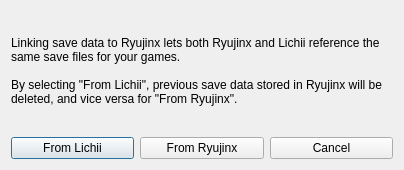
Old version of the form src/yuzu/ryujinx_dialog.ui in the repository Darkfiredoom/PhoenixEmu.
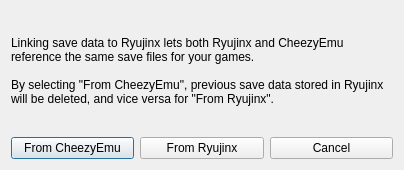
New version of the form.

Commit message: Rename the emulator to CheezyEmu, with its own icon

```diff
--- a/src/yuzu/ryujinx_dialog.ui
+++ b/src/yuzu/ryujinx_dialog.ui
@@ -23,9 +23,9 @@
       </sizepolicy>
      </property>
      <property name="text">
-      <string>Linking save data to Ryujinx lets both Ryujinx and Lichii reference the same save files for your games.
+      <string>Linking save data to Ryujinx lets both Ryujinx and CheezyEmu reference the same save files for your games.
 
-By selecting &quot;From Lichii&quot;, previous save data stored in Ryujinx will be deleted, and vice versa for &quot;From Ryujinx&quot;.</string>
+By selecting &quot;From CheezyEmu&quot;, previous save data stored in Ryujinx will be deleted, and vice versa for &quot;From Ryujinx&quot;.</string>
      </property>
      <property name="wordWrap">
       <bool>true</bool>
@@ -37,7 +37,7 @@
      <item>
       <widget class="QPushButton" name="eden">
        <property name="text">
-      <string>From Lichii</string>
+      <string>From CheezyEmu</string>
        </property>
       </widget>
      </item>
```
The commit also changes 97 other files.
